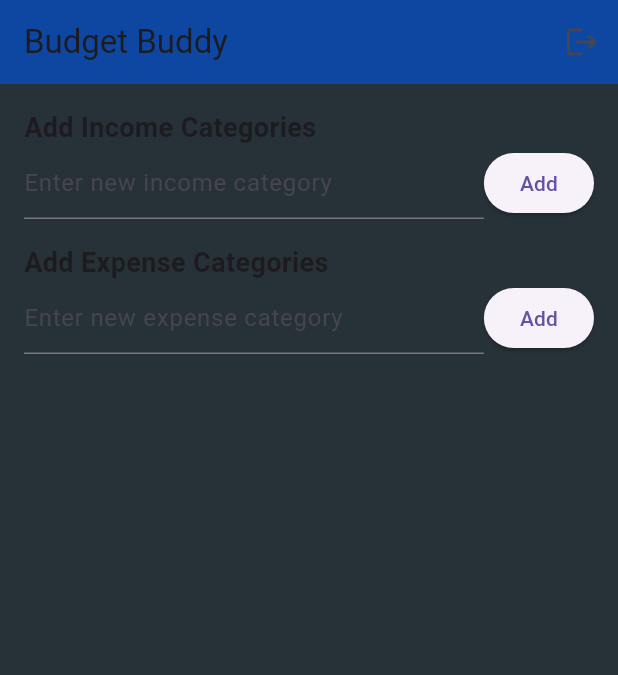
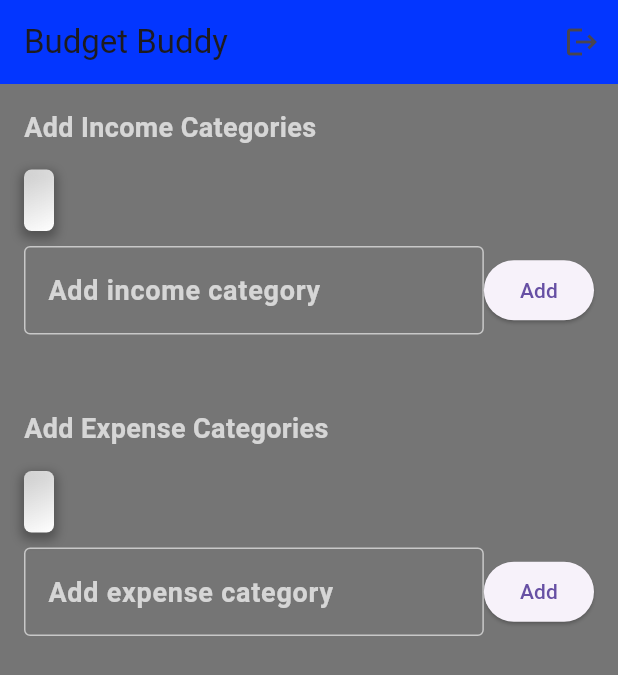
Before and after one commit to AshSteep/Budget-Buddy-, a Flutter app: the AdminPage screen opened directly, on a phone screen of 412 x 824 dp. Shown: the top 675 px of the screen. Run offline on Flutter 3.47's test engine with Material 3 defaults, Android fonts, the phone set to English and light mode, and no system bars; our stand-ins replace cloud_firestore, firebase_auth, firebase_core, fl_chart, google_sign_in; accounts and stored records are empty.

Commit message:
category display window created

```diff
--- a/lib/AdminPage.dart
+++ b/lib/AdminPage.dart
@@ -1,7 +1,6 @@
 import 'package:base_app/LoginPage.dart';
 import 'package:cloud_firestore/cloud_firestore.dart';
 import 'package:flutter/material.dart';
-
 
 class AdminPage extends StatefulWidget {
   @override
@@ -65,9 +64,9 @@ class _AdminPageState extends State<AdminPage> {
   @override
   Widget build(BuildContext context) {
     return Scaffold(
-      backgroundColor: Colors.blueGrey[900],
+      backgroundColor: Colors.black54,
       appBar: AppBar(
-        backgroundColor: Colors.blue[900],
+        backgroundColor: Color(0xFF0336FF),
         title: Text("Budget Buddy"),
         actions: <Widget>[
           IconButton(
@@ -87,53 +86,106 @@ class _AdminPageState extends State<AdminPage> {
       ),
       body: Padding(
         padding: const EdgeInsets.all(16.0),
-        child: Column(
+        child: ListView(
+          children: [
+            catergoryTab(incomeController, addIncomeCategory,
+                "Add Income Categories", "Add income category", 'income_cat'),
+            catergoryTab(expenseController, addExpenseCategory,
+                "Add Expense Categories", "Add expense category", 'expense'),
+          ],
+        ),
+      ),
+    );
+  }
+
+  Widget catergoryTab(
+      controllerValue, Function action, title, hint, String category) {
+    return Column(
       crossAxisAlignment: CrossAxisAlignment.start,
       children: [
         Text(
-              "Add Income Categories",
-              style: TextStyle(fontSize: 18, fontWeight: FontWeight.bold),
+          title,
+          style: TextStyle(
+              fontSize: 18, fontWeight: FontWeight.bold, color: Colors.white70),
+        ),
+        SizedBox(
+          height: 15,
+        ),
+        Container(
+            padding: EdgeInsets.all(10),
+            decoration: BoxDecoration(
+              color: Colors.white,
+              borderRadius: BorderRadius.circular(5),
+              boxShadow: [
+                BoxShadow(
+                  color: Colors.black.withOpacity(0.3), // Shadow color
+                  spreadRadius: 2, // Spread radius
+                  blurRadius: 5, // Blur radius
+                  offset: Offset(0, 3), // Shadow offset
+                ),
+              ],
+              gradient: LinearGradient(
+                colors: [Colors.white70, Colors.white], // Gradient colors
+                begin: Alignment.topLeft, // Gradient start position
+                end: Alignment.bottomRight, // Gradient end position
+              ),
+            ),
+            child: StreamBuilder<DocumentSnapshot<Map<String, dynamic>>>(
+              stream: FirebaseFirestore.instance
+                  .collection('categories')
+                  .doc('item')
+                  .snapshots(),
+              builder: (context,
+                  AsyncSnapshot<DocumentSnapshot<Map<String, dynamic>>>
+                      snapshot) {
+                if (snapshot.connectionState == ConnectionState.waiting) {
+                  return CircularProgressIndicator(); // Return a loading indicator while waiting for data
+                } else if (snapshot.hasError) {
+                  return Text(
+                      'Error: ${snapshot.error}'); // Return an error message if there's an error
+                } else {
+                  // Access the data from the snapshot and display it
+                  final data =
+                      snapshot.data?.data(); // Get the data from the snapshot
+                  final categoryData = data?[category] as List<dynamic>? ?? [];
+                  String dataList = categoryData.join(', ');
+                  // Display the categories or any other UI based on your requirements
+                  return Text(dataList);
+                }
+              },
+            )),
+        SizedBox(
+          height: 10,
         ),
         Row(
           children: [
             Expanded(
               child: TextField(
-                    controller: incomeController,
+                controller: controllerValue,
                 decoration: InputDecoration(
-                      hintText: "Enter new income category",
+                  border: OutlineInputBorder(),
+                  enabledBorder: OutlineInputBorder(
+                      borderSide: BorderSide(color: Colors.white60)),
+                  hintText: hint,
+                  hintStyle: TextStyle(
+                      fontSize: 18,
+                      fontWeight: FontWeight.bold,
+                      color: Colors.white70),
                 ),
               ),
             ),
             ElevatedButton(
-                  onPressed: addIncomeCategory,
+              onPressed: () {
+                action();
+              },
               child: Text("Add"),
             ),
           ],
         ),
-            SizedBox(height: 16),
-            Text(
-              "Add Expense Categories",
-              style: TextStyle(fontSize: 18, fontWeight: FontWeight.bold),
-            ),
-            Row(
-              children: [
-                Expanded(
-                  child: TextField(
-                    controller: expenseController,
-                    decoration: InputDecoration(
-                      hintText: "Enter new expense category",
-                    ),
-                  ),
-                ),
-                ElevatedButton(
-                  onPressed: addExpenseCategory,
-                  child: Text("Add"),
-                ),
-              ],
+        SizedBox(
+          height: 50,
         )
       ],
-        ),
-      ),
     );
   }
 }
--- a/lib/LoginPage.dart
+++ b/lib/LoginPage.dart
@@ -1,5 +1,6 @@
 import 'AdminPage.dart';
 import 'package:base_app/SignUp.dart';
+// ignore: unused_import
 import 'package:base_app/UserPage.dart';
 import 'package:cloud_firestore/cloud_firestore.dart';
 import 'package:flutter/material.dart';
--- a/lib/UserPage.dart
+++ b/lib/UserPage.dart
@@ -478,6 +478,7 @@ class _UserPageState extends State<UserPage>
                             final dynamic income = incomeDataList[index];
                             if (income is Map<String, dynamic>) {
                               DateTime date = income['date'].toDate();
+                              // ignore: unused_local_variable
                               String formattedDate =
                                   DateFormat('dd/MM/yyyy').format(date);
                               return SizedBox(
@@ -626,6 +627,7 @@ class _UserPageState extends State<UserPage>
                             final dynamic expense = expenseDataList[index];
                             if (expense is Map<String, dynamic>) {
                               DateTime date = expense['date'].toDate();
+                              // ignore: unused_local_variable
                               String formattedDate =
                                   DateFormat('dd/MM/yyyy').format(date);
                               return SizedBox(
@@ -1170,6 +1172,7 @@ class _UserPageState extends State<UserPage>
                             final dynamic income = incomeDataList[index];
                             if (income is Map<String, dynamic>) {
                               DateTime date = income['date'].toDate();
+                              // ignore: unused_local_variable
                               String formattedDate =
                                   DateFormat('dd/MM/yyyy').format(date);
                               return SizedBox(
@@ -1321,6 +1324,7 @@ class _UserPageState extends State<UserPage>
                             final dynamic income = incomeDataList[index];
                             if (income is Map<String, dynamic>) {
                               DateTime date = income['date'].toDate();
+                              // ignore: unused_local_variable
                               String formattedDate =
                                   DateFormat('dd/MM/yyyy').format(date);
                               return SizedBox(
```
Lines whose indentation alone changed are shown as unchanged.
